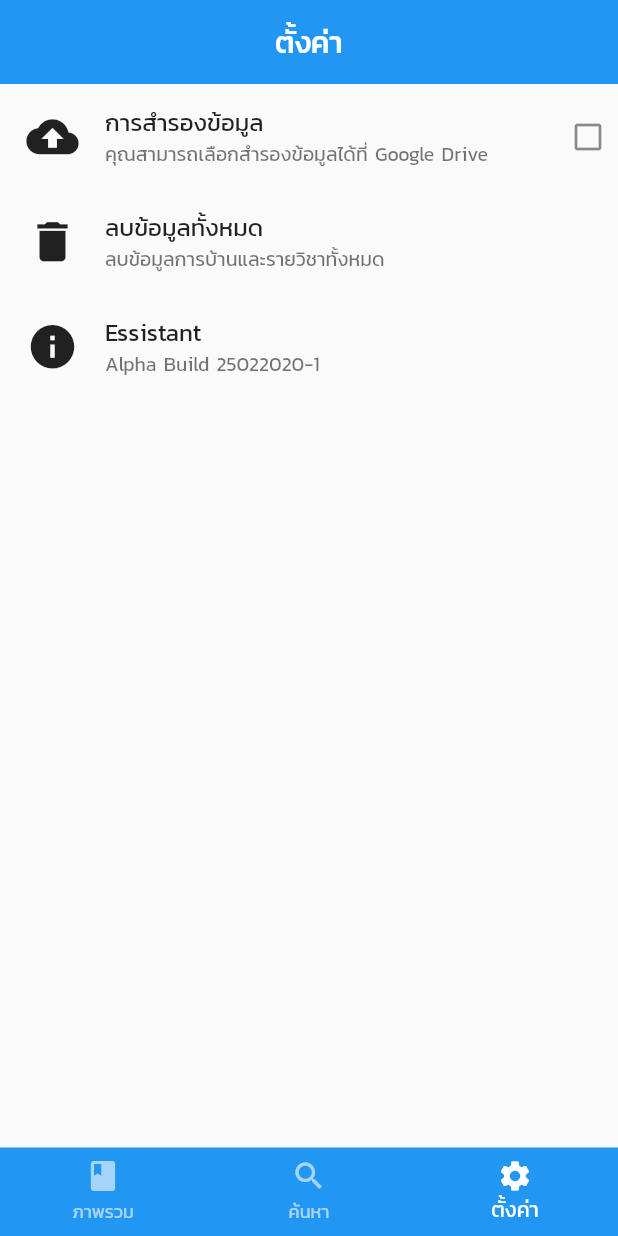
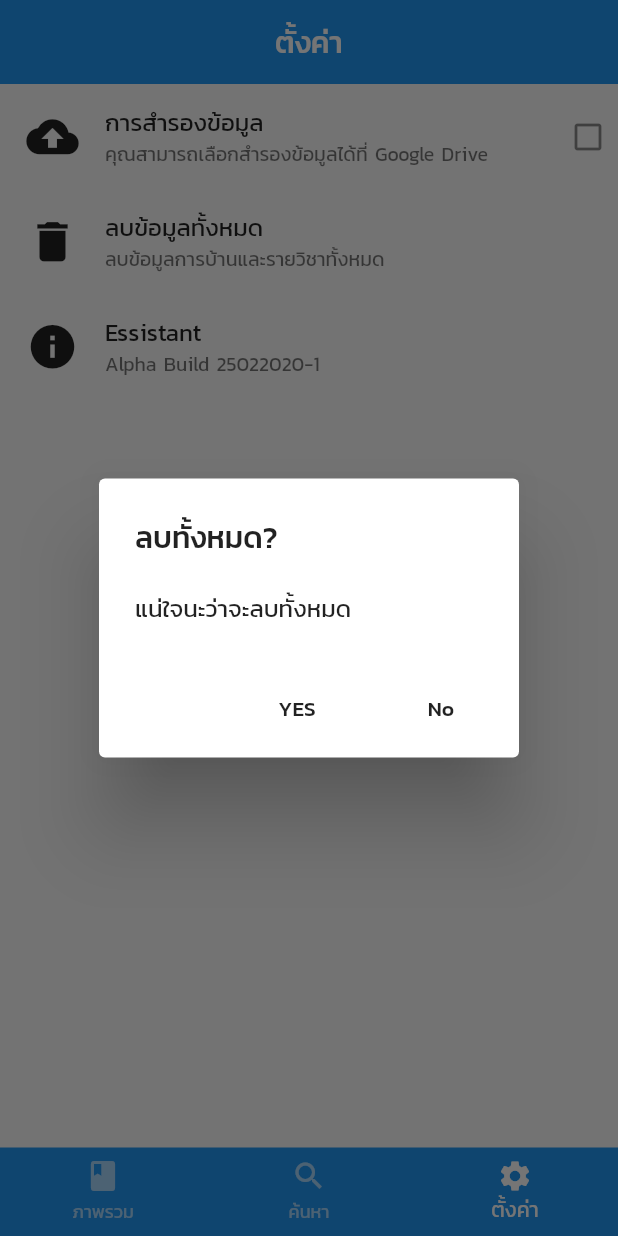
Before and after one commit to Manneaber/Essistant, a Flutter app: the screen it shows after launch, item 3 of the bottom bar chosen, after a tap on "ลบข้อมูลทั้งหมด", on a phone screen of 412 x 824 dp. Run offline on Flutter 3.47's test engine with Material 2 defaults, Android fonts, the phone set to English and light mode, and no system bars; our stand-ins replace charts_flutter, sqflite; accounts and stored records are empty.

Commit message:
เพิ่ม pop up delete ข้อมูล

```diff
--- a/lib/routes/setting_route.dart
+++ b/lib/routes/setting_route.dart
@@ -1,3 +1,5 @@
+
+
 import 'package:flutter/cupertino.dart';
 import 'package:flutter/material.dart';
 
@@ -60,7 +62,28 @@ class SettingRoute extends StatelessWidget {
             ),
           ),
           InkWell(
-            onTap: () {},
+            onTap: () {
+              showDialog(
+                  context: context,
+                  builder: (BuildContext context) {
+                    return AlertDialog(
+                      title: Text("ลบทั้งหมด?"),
+                      content: Text("แน่ใจนะว่าจะลบทั้งหมด"),
+                      actions: <Widget>[
+                        FlatButton(
+                            onPressed: () {
+                              Navigator.of(context).pop();
+                            },
+                            child: Text("YES")),
+                        FlatButton(
+                            onPressed: () {
+                              Navigator.of(context).pop();
+                            },
+                            child: Text("No")),
+                      ],
+                    );
+                  });
+            },
             child: Container(
               height: 70,
               child: Row(
```
